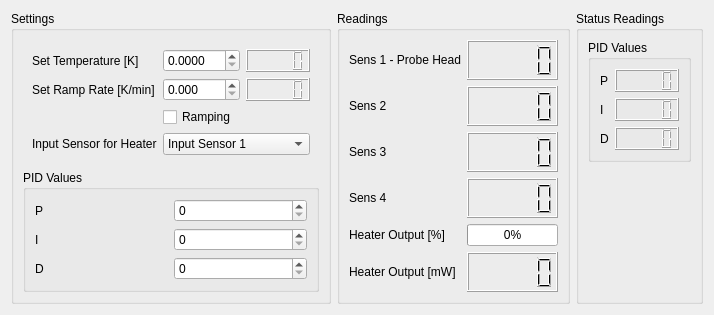
Qt form LakeShore/LakeShore350_control.ui (Cryostat-GUI/Cryostat-GUI) before a commit.
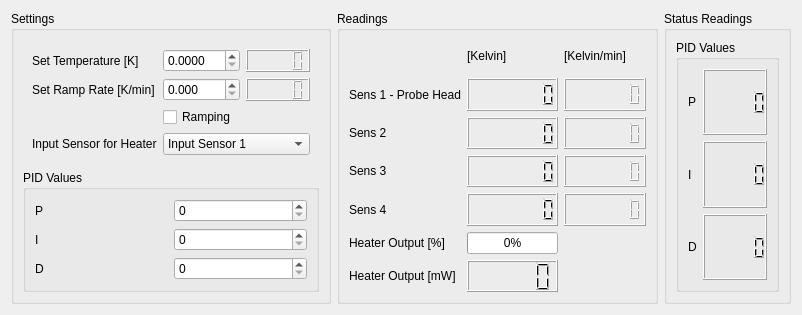
The same form after that commit.

Commit message: trial for K/min for LakeShore Sensors

```diff
--- a/LakeShore/LakeShore350_control.ui
+++ b/LakeShore/LakeShore350_control.ui
@@ -6,8 +6,8 @@
    <rect>
     <x>0</x>
     <y>0</y>
-    <width>666</width>
-    <height>281</height>
+    <width>798</width>
+    <height>294</height>
    </rect>
   </property>
   <property name="windowTitle">
@@ -151,71 +151,129 @@
      <property name="title">
       <string>Readings</string>
      </property>
-     <layout class="QGridLayout" name="gridLayout_3">
+     <layout class="QGridLayout" name="gridLayout_3" columnstretch="0,1,1">
       <item row="2" column="1">
-       <widget class="QLCDNumber" name="lcdSensor3_K"/>
+       <widget class="QLCDNumber" name="lcdSensor2_K">
+        <property name="digitCount">
+         <number>7</number>
+        </property>
+       </widget>
       </item>
-      <item row="3" column="0">
+      <item row="4" column="0">
        <widget class="QLabel" name="label_7">
         <property name="text">
          <string>Sens 4</string>
         </property>
        </widget>
       </item>
-      <item row="1" column="1">
-       <widget class="QLCDNumber" name="lcdSensor2_K"/>
-      </item>
-      <item row="0" column="1">
-       <widget class="QLCDNumber" name="lcdSensor1_K"/>
-      </item>
-      <item row="1" column="0">
+      <item row="2" column="0">
        <widget class="QLabel" name="label_3">
         <property name="text">
          <string>Sens 2</string>
         </property>
        </widget>
       </item>
-      <item row="0" column="0">
-       <widget class="QLabel" name="label_2">
-        <property name="text">
-         <string>Sens 1 - Probe Head</string>
-        </property>
-       </widget>
-      </item>
-      <item row="2" column="0">
-       <widget class="QLabel" name="label_6">
-        <property name="text">
-         <string>Sens 3</string>
-        </property>
-       </widget>
-      </item>
-      <item row="4" column="1">
-       <widget class="QProgressBar" name="progressHeaterOutput_percentage">
-        <property name="value">
-         <number>0</number>
-        </property>
-       </widget>
-      </item>
-      <item row="4" column="0">
+      <item row="5" column="0">
        <widget class="QLabel" name="label_5">
         <property name="text">
          <string>Heater Output [%]</string>
         </property>
        </widget>
       </item>
-      <item row="3" column="1">
-       <widget class="QLCDNumber" name="lcdSensor4_K"/>
+      <item row="1" column="1">
+       <widget class="QLCDNumber" name="lcdSensor1_K">
+        <property name="digitCount">
+         <number>7</number>
+        </property>
+       </widget>
       </item>
-      <item row="5" column="1">
+      <item row="6" column="1">
        <widget class="QLCDNumber" name="lcdHeaterOutput_mW"/>
       </item>
-      <item row="5" column="0">
+      <item row="6" column="0">
        <widget class="QLabel" name="label_9">
         <property name="text">
          <string>Heater Output [mW]</string>
         </property>
        </widget>
       </item>
+      <item row="4" column="1">
+       <widget class="QLCDNumber" name="lcdSensor4_K">
+        <property name="digitCount">
+         <number>7</number>
+        </property>
+       </widget>
+      </item>
+      <item row="1" column="2">
+       <widget class="QLCDNumber" name="lcdSensor1_Kpmin">
+        <property name="digitCount">
+         <number>7</number>
+        </property>
+       </widget>
+      </item>
+      <item row="0" column="1">
+       <widget class="QLabel" name="label_16">
+        <property name="text">
+         <string>[Kelvin]</string>
+        </property>
+       </widget>
+      </item>
+      <item row="3" column="2">
+       <widget class="QLCDNumber" name="lcdSensor3_Kpmin">
+        <property name="digitCount">
+         <number>7</number>
+        </property>
+       </widget>
+      </item>
+      <item row="2" column="2">
+       <widget class="QLCDNumber" name="lcdSensor2_Kpmin">
+        <property name="digitCount">
+         <number>7</number>
+        </property>
+       </widget>
+      </item>
+      <item row="0" column="2">
+       <widget class="QLabel" name="label_17">
+        <property name="text">
+         <string>[Kelvin/min]</string>
+        </property>
+       </widget>
+      </item>
+      <item row="4" column="2">
+       <widget class="QLCDNumber" name="lcdSensor3_Kpmin_2">
+        <property name="digitCount">
+         <number>7</number>
+        </property>
+       </widget>
+      </item>
+      <item row="3" column="1">
+       <widget class="QLCDNumber" name="lcdSensor3_K">
+        <property name="digitCount">
+         <number>7</number>
+        </property>
+       </widget>
+      </item>
+      <item row="5" column="1">
+       <widget class="QProgressBar" name="progressHeaterOutput_percentage">
+        <property name="value">
+         <number>0</number>
+        </property>
+       </widget>
+      </item>
+      <item row="3" column="0">
+       <widget class="QLabel" name="label_6">
+        <property name="text">
+         <string>Sens 3</string>
+        </property>
+       </widget>
+      </item>
+      <item row="1" column="0">
+       <widget class="QLabel" name="label_2">
+        <property name="text">
+         <string>Sens 1 - Probe Head</string>
+        </property>
+       </widget>
+      </item>
      </layout>
     </widget>
    </item>
@@ -224,7 +282,7 @@
      <property name="title">
       <string>Status Readings</string>
      </property>
-     <layout class="QGridLayout" name="gridLayout_5" rowstretch="1,4">
+     <layout class="QGridLayout" name="gridLayout_5" rowstretch="1">
       <item row="0" column="0" colspan="2">
        <widget class="QGroupBox" name="groupPID">
         <property name="title">
```
The commit also changes 2 other files.
